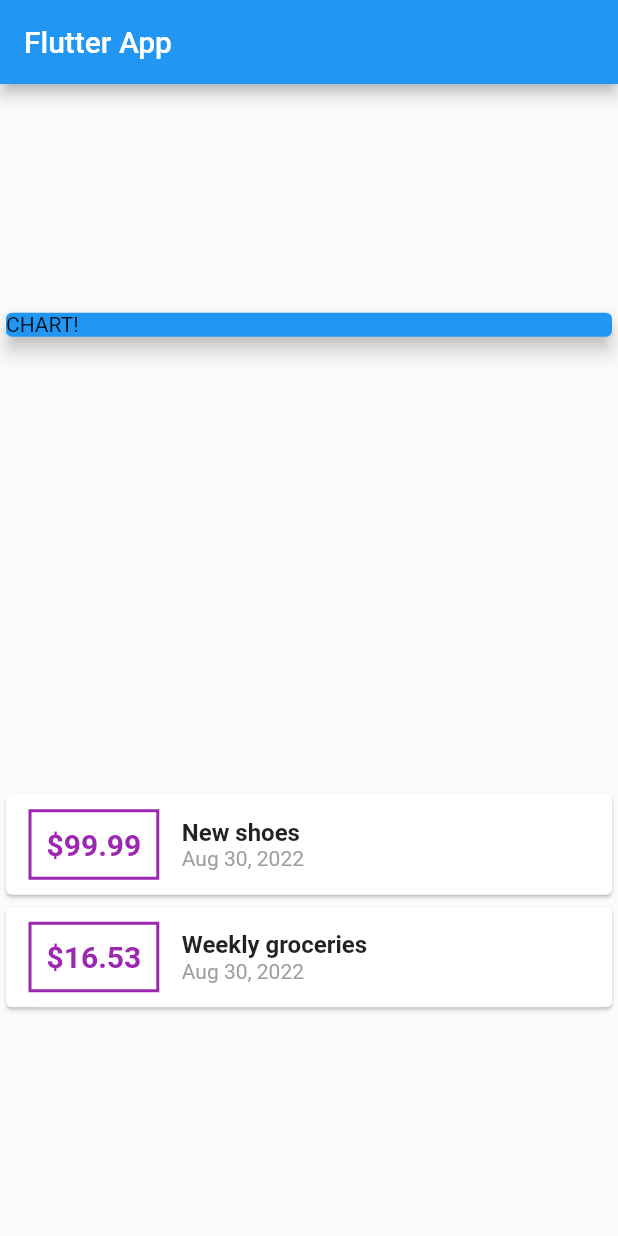
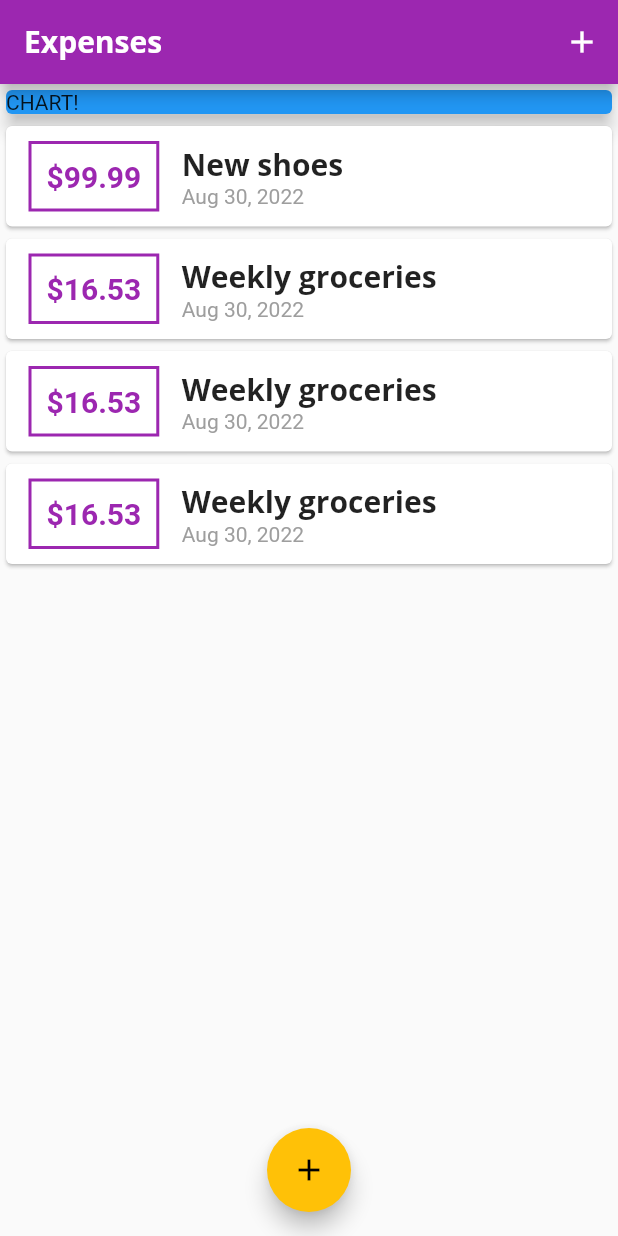
Before and after one commit to PHtorres/flutter_expenses, a Flutter app: the screen it shows after launch, on a phone screen of 412 x 824 dp. Run offline on Flutter 3.47's test engine with Material 2 defaults, Android fonts, the phone set to English and light mode, and no system bars.

Commit message:
theme and fonts

```diff
--- a/lib/main.dart
+++ b/lib/main.dart
@@ -1,6 +1,7 @@
 import 'package:flutter/material.dart';
-import 'package:intl/intl.dart';
-import './transaction.dart';
+import 'package:flutter_complete_guide/widgets/new_transaction.dart';
+import './models/transaction.dart';
+import './widgets/transaction_list.dart';
 
 void main() => runApp(MyApp());
 
@@ -8,14 +9,33 @@ class MyApp extends StatelessWidget {
   @override
   Widget build(BuildContext context) {
     return MaterialApp(
-      title: 'Flutter App',
+      title: 'Expenses',
+      theme: ThemeData(
+          primarySwatch: Colors.purple,
+          accentColor: Colors.amber,
+          fontFamily: 'Quicksand',
+          textTheme: ThemeData.light().textTheme.copyWith(
+              titleMedium: TextStyle(
+                  fontFamily: 'OpenSans',
+                  fontSize: 20,
+                  fontWeight: FontWeight.bold)),
+          appBarTheme: AppBarTheme(
+              titleTextStyle: TextStyle(
+                  fontFamily: 'OpenSans',
+                  fontSize: 20,
+                  fontWeight: FontWeight.bold))),
       home: MyHomePage(),
     );
   }
 }
 
-class MyHomePage extends StatelessWidget {
-  final List<Transaction> transactions = [
+class MyHomePage extends StatefulWidget {
+  @override
+  State<MyHomePage> createState() => _MyHomePageState();
+}
+
+class _MyHomePageState extends State<MyHomePage> {
+  final List<Transaction> _userTransactions = [
     Transaction(
         id: '001', title: 'New shoes', amount: 99.99, date: DateTime.now()),
     Transaction(
@@ -23,15 +43,75 @@ class MyHomePage extends StatelessWidget {
         title: 'Weekly groceries',
         amount: 16.53,
         date: DateTime.now()),
+    Transaction(
+        id: '002',
+        title: 'Weekly groceries',
+        amount: 16.53,
+        date: DateTime.now()),
+    Transaction(
+        id: '002',
+        title: 'Weekly groceries',
+        amount: 16.53,
+        date: DateTime.now()),
+    Transaction(
+        id: '002',
+        title: 'Weekly groceries',
+        amount: 16.53,
+        date: DateTime.now()),
+    Transaction(
+        id: '002',
+        title: 'Weekly groceries',
+        amount: 16.53,
+        date: DateTime.now()),
+    Transaction(
+        id: '002',
+        title: 'Weekly groceries',
+        amount: 16.53,
+        date: DateTime.now()),
+    Transaction(
+        id: '002',
+        title: 'Weekly groceries',
+        amount: 16.53,
+        date: DateTime.now()),
   ];
+
+  void _addNewTransaction(String title, double amount) {
+    final newTransaction = Transaction(
+        id: DateTime.now().toString(),
+        title: title,
+        amount: amount,
+        date: DateTime.now());
+    setState(() {
+      _userTransactions.add(newTransaction);
+    });
+  }
+
+  void _startAddNewTransaction(BuildContext buildContext) {
+    showModalBottomSheet(
+        context: buildContext,
+        builder: (_) {
+          return GestureDetector(
+            onTap: () {},
+            child: NewTransaction(_addNewTransaction),
+            behavior: HitTestBehavior.opaque,
+          );
+        });
+  }
+
   @override
   Widget build(BuildContext context) {
     return Scaffold(
-        appBar: AppBar(
-          title: Text('Flutter App'),
-        ),
-        body: Column(
-          mainAxisAlignment: MainAxisAlignment.spaceAround,
+      appBar: AppBar(
+        title: Text('Expenses'),
+        actions: [
+          IconButton(
+              onPressed: () => _startAddNewTransaction(context),
+              icon: Icon(Icons.add))
+        ],
+      ),
+      body: SingleChildScrollView(
+        child: Column(
+          //mainAxisAlignment: MainAxisAlignment.spaceAround,
           crossAxisAlignment: CrossAxisAlignment.stretch,
           children: [
             Container(
@@ -42,45 +122,14 @@ class MyHomePage extends StatelessWidget {
                 elevation: 5,
               ),
             ),
-            Column(
-              children: transactions
-                  .map((transaction) => Card(
-                          child: Row(
-                        children: [
-                          Container(
-                            margin: EdgeInsets.symmetric(
-                                vertical: 10, horizontal: 15),
-                            child: Text(
-                              '\$${transaction.amount}',
-                              style: TextStyle(
-                                  fontWeight: FontWeight.bold,
-                                  fontSize: 20,
-                                  color: Colors.purple),
-                            ),
-                            decoration: BoxDecoration(
-                                border:
-                                    Border.all(color: Colors.purple, width: 2)),
-                            padding: EdgeInsets.all(10),
-                          ),
-                          Column(
-                            crossAxisAlignment: CrossAxisAlignment.start,
-                            children: [
-                              Text(
-                                transaction.title,
-                                style: TextStyle(
-                                    fontSize: 16, fontWeight: FontWeight.bold),
-                              ),
-                              Text(
-                                DateFormat.yMMMd().format(transaction.date),
-                                style: TextStyle(color: Colors.grey),
-                              )
-                            ],
-                          )
-                        ],
-                      )))
-                  .toList(),
-            )
+            TransactionList(_userTransactions)
           ],
-        ));
+        ),
+      ),
+      floatingActionButtonLocation: FloatingActionButtonLocation.centerFloat,
+      floatingActionButton: FloatingActionButton(
+          child: Icon(Icons.add),
+          onPressed: () => _startAddNewTransaction(context)),
+    );
   }
 }
--- /dev/null
+++ b/lib/widgets/transaction_list.dart
@@ -0,0 +1,53 @@
+import 'package:flutter/material.dart';
+import 'package:intl/intl.dart';
+
+import '../models/transaction.dart';
+
+class TransactionList extends StatelessWidget {
+  final List<Transaction> transactions;
+  TransactionList(this.transactions);
+
+  @override
+  Widget build(BuildContext context) {
+    return Container(
+      height: 300,
+      child: ListView.builder(
+        itemCount: transactions.length,
+        itemBuilder: (listContext, index) {
+          return Card(
+              child: Row(
+            children: [
+              Container(
+                margin: EdgeInsets.symmetric(vertical: 10, horizontal: 15),
+                child: Text(
+                  '\$${transactions[index].amount.toStringAsFixed(2)}',
+                  style: TextStyle(
+                      fontWeight: FontWeight.bold,
+                      fontSize: 20,
+                      color: Theme.of(context).primaryColor),
+                ),
+                decoration: BoxDecoration(
+                    border: Border.all(
+                        color: Theme.of(context).primaryColor, width: 2)),
+                padding: EdgeInsets.all(10),
+              ),
+              Column(
+                crossAxisAlignment: CrossAxisAlignment.start,
+                children: [
+                  Text(
+                    transactions[index].title,
+                    style: Theme.of(context).textTheme.titleMedium,
+                  ),
+                  Text(
+                    DateFormat.yMMMd().format(transactions[index].date),
+                    style: TextStyle(color: Colors.grey),
+                  )
+                ],
+              )
+            ],
+          ));
+        },
+      ),
+    );
+  }
+}
```
Also changed, not shown: lib/widgets/new_transaction.dart (added, +54 -0 lines), pubspec.yaml (+11 -6 lines), assets/fonts/OpenSans-Bold.ttf (added), assets/fonts/OpenSans-Regular.ttf (added), assets/fonts/Quicksand-Bold.ttf (added), assets/fonts/Quicksand-Light.ttf (added), assets/fonts/Quicksand-Medium.ttf (added), assets/fonts/Quicksand-Regular.ttf (added), lib/models/transaction.dart (renamed from lib/transaction.dart).
